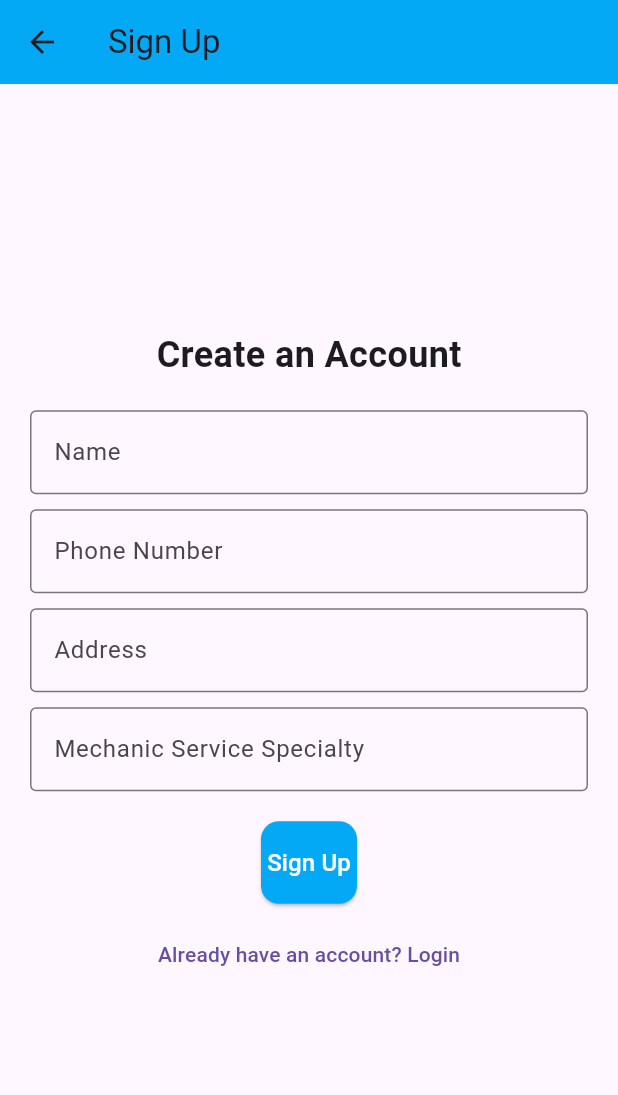
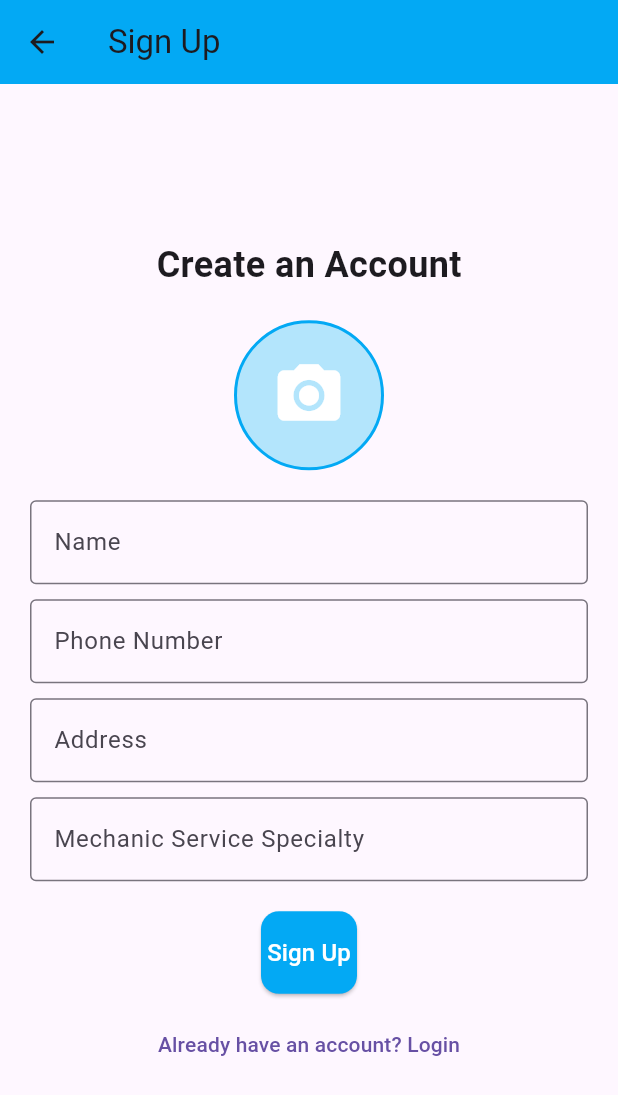
Before and after one commit to ohis-coder/mechspace, a Flutter app: the SignupScreen screen opened directly, on a phone screen of 412 x 824 dp. Shown: the top 1095 px of the screen. Run offline on Flutter 3.47's test engine with Material 3 defaults, Android fonts, the light colour scheme and no system bars; our stand-ins replace image_picker.

Commit message:
Add image upload feature in signup screen

```diff
--- a/lib/screens/signup_screen.dart
+++ b/lib/screens/signup_screen.dart
@@ -1,7 +1,51 @@
 import 'package:flutter/material.dart';
+import 'package:image_picker/image_picker.dart'; // Import image picker
+import 'dart:io'; // For handling files (images)
 import '../custom_button.dart'; // Import the custom button
 
-class SignupScreen extends StatelessWidget {
+class SignupScreen extends StatefulWidget {
+  @override
+  _SignupScreenState createState() => _SignupScreenState();
+}
+
+class _SignupScreenState extends State<SignupScreen> {
+  final TextEditingController _nameController = TextEditingController();
+  final TextEditingController _phoneController = TextEditingController();
+  final TextEditingController _addressController = TextEditingController();
+  final TextEditingController _specialtyController = TextEditingController();
+
+  File? _image; // Variable to store the picked image
+  final ImagePicker _picker = ImagePicker(); // ImagePicker instance
+
+  // Function to pick image from gallery or camera
+  Future<void> _pickImage() async {
+    final pickedFile = await showDialog<ImageSource>(
+      context: context,
+      builder: (context) => AlertDialog(
+        title: Text('Choose an image source'),
+        actions: [
+          TextButton(
+            onPressed: () => Navigator.of(context).pop(ImageSource.camera),
+            child: Text('Camera'),
+          ),
+          TextButton(
+            onPressed: () => Navigator.of(context).pop(ImageSource.gallery),
+            child: Text('Gallery'),
+          ),
+        ],
+      ),
+    );
+
+    if (pickedFile != null) {
+      final selectedFile = await _picker.pickImage(source: pickedFile);
+      if (selectedFile != null) {
+        setState(() {
+          _image = File(selectedFile.path); // Set the picked image
+        });
+      }
+    }
+  }
+
   @override
   Widget build(BuildContext context) {
     return Scaffold(
@@ -12,6 +56,7 @@ class SignupScreen extends StatelessWidget {
       body: Center(
         child: Padding(
           padding: const EdgeInsets.all(20.0),
+          child: SingleChildScrollView(
             child: Column(
               mainAxisAlignment: MainAxisAlignment.center,
               children: [
@@ -20,14 +65,46 @@ class SignupScreen extends StatelessWidget {
                   style: TextStyle(fontSize: 24, fontWeight: FontWeight.bold),
                 ),
                 SizedBox(height: 20),
+                // Image Upload Section
+                GestureDetector(
+                  onTap: _pickImage,
+                  child: Container(
+                    width: 100,
+                    height: 100,
+                    decoration: BoxDecoration(
+                      shape: BoxShape.circle,
+                      color: Colors.lightBlue[100],
+                      border: Border.all(color: Colors.lightBlue, width: 2),
+                    ),
+                    child: _image != null
+                        ? ClipOval(
+                            child: Image.file(
+                              _image!,
+                              fit: BoxFit.cover,
+                              width: 100,
+                              height: 100,
+                            ),
+                          )
+                        : Icon(
+                            Icons.camera_alt,
+                            size: 50,
+                            color: Colors.white,
+                          ), // Camera icon if no image
+                  ),
+                ),
+                SizedBox(height: 20),
+                // Name Input Field
                 TextField(
+                  controller: _nameController,
                   decoration: InputDecoration(
                     labelText: 'Name',
                     border: OutlineInputBorder(),
                   ),
                 ),
                 SizedBox(height: 10),
+                // Phone Number Input Field
                 TextField(
+                  controller: _phoneController,
                   decoration: InputDecoration(
                     labelText: 'Phone Number',
                     border: OutlineInputBorder(),
@@ -35,20 +112,25 @@ class SignupScreen extends StatelessWidget {
                   keyboardType: TextInputType.phone,
                 ),
                 SizedBox(height: 10),
+                // Address Input Field
                 TextField(
+                  controller: _addressController,
                   decoration: InputDecoration(
                     labelText: 'Address',
                     border: OutlineInputBorder(),
                   ),
                 ),
                 SizedBox(height: 10),
+                // Mechanic Specialty Input Field
                 TextField(
+                  controller: _specialtyController,
                   decoration: InputDecoration(
                     labelText: 'Mechanic Service Specialty',
                     border: OutlineInputBorder(),
                   ),
                 ),
                 SizedBox(height: 20),
+                // Sign Up Button
                 CustomButton(
                   text: 'Sign Up',
                   onPressed: () {
@@ -56,6 +138,7 @@ class SignupScreen extends StatelessWidget {
                   },
                 ),
                 SizedBox(height: 10),
+                // Already Have an Account Button
                 TextButton(
                   onPressed: () {
                     Navigator.pop(context); // Back to login screen
@@ -66,6 +149,7 @@ class SignupScreen extends StatelessWidget {
             ),
           ),
         ),
+      ),
     );
   }
 }
--- a/pubspec.yaml
+++ b/pubspec.yaml
@@ -30,7 +30,7 @@ environment:
 dependencies:
   flutter:
     sdk: flutter
-
+  image_picker: ^0.8.7+3
 
   # The following adds the Cupertino Icons font to your application.
   # Use with the CupertinoIcons class for iOS style icons.
```
Also changed, not shown: pubspec.lock, 6 other files. Lines whose indentation alone changed are shown as unchanged.
